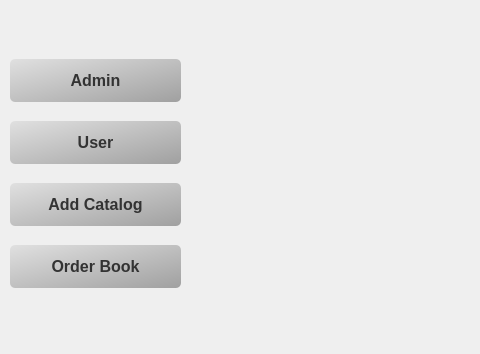
The window that mainwindow.ui (MegaMineDSS/LuxeMine) describes before a commit, drawn with Qt 5; both pictures show x 0 to 480 and y 0 to 354 of the 1154 by 814 pixel window.
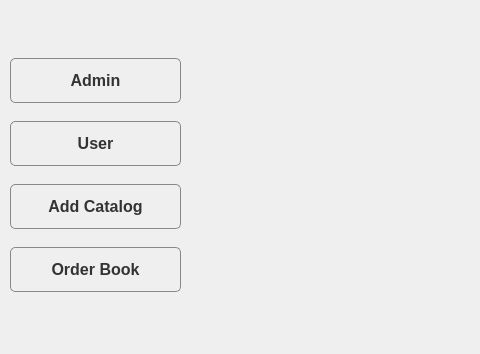
The same window after the commit.

Patch:
```diff
--- a/mainwindow.ui
+++ b/mainwindow.ui
@@ -91,15 +91,16 @@
        </property>
        <property name="styleSheet">
         <string notr="true">QPushButton {
-    background: qlineargradient(spread:pad, x1:0, y1:0, x2:1, y2:1, stop:0 #e0e0e0, stop:0.5 #c0c0c0, stop:1 #a0a0a0); /* Subtle silver gradient */
-    color: #333333; /* Dark gray text for contrast */
+    background: qlineargradient(
+        spread:pad, x1:0, y1:0, x2:1, y2:1,
+        stop:0 #e0e0e0, stop:0.5 #c0c0c0, stop:1 #a0a0a0
+    );
+    color: #333333;
     font-size: 16px;
     font-weight: bold;
-    border: none;
+    border: 1px solid #888888;
     border-radius: 5px;
-    padding: 12px 25px; /* Slightly larger padding for elegance */
-    box-shadow: 0px 4px 10px rgba(0, 0, 0, 0.3), inset 0px 1px 2px rgba(255, 255, 255, 0.6); /* Soft shadow with inner glow */
-    text-shadow: 0px 1px 2px rgba(255, 255, 255, 0.3); /* Subtle white text glow */
+    padding: 12px 25px;
 }
 
 QPushButton:hover {
@@ -109,9 +110,13 @@
 }
 
 QPushButton:pressed {
-    background: qlineargradient(spread:pad, x1:0, y1:0, x2:1, y2:1, stop:0 #b0b0b0, stop:0.5 #a0a0a0, stop:1 #808080); /* Pressed state */
-    box-shadow: inset 0px 3px 6px rgba(0, 0, 0, 0.5), 0px 2px 4px rgba(0, 0, 0, 0.2); /* Inner shadow on press */
-}</string>
+    background: qlineargradient(
+        spread:pad, x1:0, y1:0, x2:1, y2:1,
+        stop:0 #b0b0b0, stop:0.5 #a0a0a0, stop:1 #808080
+    );
+    border: 1px inset #666666;
+}
+</string>
        </property>
        <property name="text">
         <string>Admin</string>
@@ -140,15 +145,16 @@
        </property>
        <property name="styleSheet">
         <string notr="true">QPushButton {
-    background: qlineargradient(spread:pad, x1:0, y1:0, x2:1, y2:1, stop:0 #e0e0e0, stop:0.5 #c0c0c0, stop:1 #a0a0a0); /* Subtle silver gradient */
-    color: #333333; /* Dark gray text for contrast */
+    background: qlineargradient(
+        spread:pad, x1:0, y1:0, x2:1, y2:1,
+        stop:0 #e0e0e0, stop:0.5 #c0c0c0, stop:1 #a0a0a0
+    );
+    color: #333333;
     font-size: 16px;
     font-weight: bold;
-    border: none;
+    border: 1px solid #888888;
     border-radius: 5px;
-    padding: 12px 25px; /* Slightly larger padding for elegance */
-    box-shadow: 0px 4px 10px rgba(0, 0, 0, 0.3), inset 0px 1px 2px rgba(255, 255, 255, 0.6); /* Soft shadow with inner glow */
-    text-shadow: 0px 1px 2px rgba(255, 255, 255, 0.3); /* Subtle white text glow */
+    padding: 12px 25px;
 }
 
 QPushButton:hover {
@@ -158,9 +164,13 @@
 }
 
 QPushButton:pressed {
-    background: qlineargradient(spread:pad, x1:0, y1:0, x2:1, y2:1, stop:0 #b0b0b0, stop:0.5 #a0a0a0, stop:1 #808080); /* Pressed state */
-    box-shadow: inset 0px 3px 6px rgba(0, 0, 0, 0.5), 0px 2px 4px rgba(0, 0, 0, 0.2); /* Inner shadow on press */
-}</string>
+    background: qlineargradient(
+        spread:pad, x1:0, y1:0, x2:1, y2:1,
+        stop:0 #b0b0b0, stop:0.5 #a0a0a0, stop:1 #808080
+    );
+    border: 1px inset #666666;
+}
+</string>
        </property>
        <property name="text">
         <string>User</string>
@@ -189,15 +199,16 @@
        </property>
        <property name="styleSheet">
         <string notr="true">QPushButton {
-    background: qlineargradient(spread:pad, x1:0, y1:0, x2:1, y2:1, stop:0 #e0e0e0, stop:0.5 #c0c0c0, stop:1 #a0a0a0); /* Subtle silver gradient */
-    color: #333333; /* Dark gray text for contrast */
+    background: qlineargradient(
+        spread:pad, x1:0, y1:0, x2:1, y2:1,
+        stop:0 #e0e0e0, stop:0.5 #c0c0c0, stop:1 #a0a0a0
+    );
+    color: #333333;
     font-size: 16px;
     font-weight: bold;
-    border: none;
+    border: 1px solid #888888;
     border-radius: 5px;
-    padding: 12px 25px; /* Slightly larger padding for elegance */
-    box-shadow: 0px 4px 10px rgba(0, 0, 0, 0.3), inset 0px 1px 2px rgba(255, 255, 255, 0.6); /* Soft shadow with inner glow */
-    text-shadow: 0px 1px 2px rgba(255, 255, 255, 0.3); /* Subtle white text glow */
+    padding: 12px 25px;
 }
 
 QPushButton:hover {
@@ -207,9 +218,13 @@
 }
 
 QPushButton:pressed {
-    background: qlineargradient(spread:pad, x1:0, y1:0, x2:1, y2:1, stop:0 #b0b0b0, stop:0.5 #a0a0a0, stop:1 #808080); /* Pressed state */
-    box-shadow: inset 0px 3px 6px rgba(0, 0, 0, 0.5), 0px 2px 4px rgba(0, 0, 0, 0.2); /* Inner shadow on press */
-}</string>
+    background: qlineargradient(
+        spread:pad, x1:0, y1:0, x2:1, y2:1,
+        stop:0 #b0b0b0, stop:0.5 #a0a0a0, stop:1 #808080
+    );
+    border: 1px inset #666666;
+}
+</string>
        </property>
        <property name="text">
         <string>Add Catalog</string>
@@ -220,15 +235,16 @@
       <widget class="QPushButton" name="orderBookButton">
        <property name="styleSheet">
         <string notr="true">QPushButton {
-    background: qlineargradient(spread:pad, x1:0, y1:0, x2:1, y2:1, stop:0 #e0e0e0, stop:0.5 #c0c0c0, stop:1 #a0a0a0); /* Subtle silver gradient */
-    color: #333333; /* Dark gray text for contrast */
+    background: qlineargradient(
+        spread:pad, x1:0, y1:0, x2:1, y2:1,
+        stop:0 #e0e0e0, stop:0.5 #c0c0c0, stop:1 #a0a0a0
+    );
+    color: #333333;
     font-size: 16px;
     font-weight: bold;
-    border: none;
+    border: 1px solid #888888;
     border-radius: 5px;
-    padding: 12px 25px; /* Slightly larger padding for elegance */
-    box-shadow: 0px 4px 10px rgba(0, 0, 0, 0.3), inset 0px 1px 2px rgba(255, 255, 255, 0.6); /* Soft shadow with inner glow */
-    text-shadow: 0px 1px 2px rgba(255, 255, 255, 0.3); /* Subtle white text glow */
+    padding: 12px 25px;
 }
 
 QPushButton:hover {
@@ -238,9 +254,13 @@
 }
 
 QPushButton:pressed {
-    background: qlineargradient(spread:pad, x1:0, y1:0, x2:1, y2:1, stop:0 #b0b0b0, stop:0.5 #a0a0a0, stop:1 #808080); /* Pressed state */
-    box-shadow: inset 0px 3px 6px rgba(0, 0, 0, 0.5), 0px 2px 4px rgba(0, 0, 0, 0.2); /* Inner shadow on press */
-}</string>
+    background: qlineargradient(
+        spread:pad, x1:0, y1:0, x2:1, y2:1,
+        stop:0 #b0b0b0, stop:0.5 #a0a0a0, stop:1 #808080
+    );
+    border: 1px inset #666666;
+}
+</string>
        </property>
        <property name="text">
         <string>Order Book</string>
```
Left out of the diff: 36 changed lines with no effect on the pictures.
